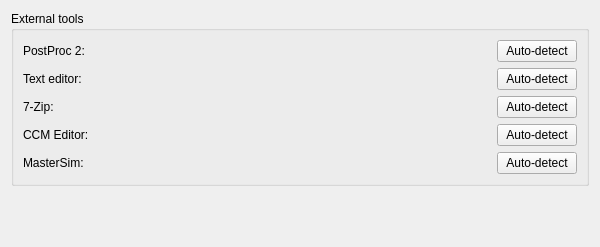
Old version of the form SIM-VICUS/src/SVPreferencesPageTools.ui in the repository ghorwin/SIM-VICUS.
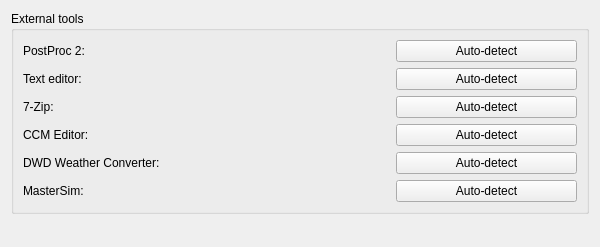
New version of the form. Custom widgets are drawn as their Qt base class.

Commit message: add DWD data converter to external tools

```diff
--- a/SIM-VICUS/src/SVPreferencesPageTools.ui
+++ b/SIM-VICUS/src/SVPreferencesPageTools.ui
@@ -22,19 +22,12 @@
      <property name="title">
       <string>External tools</string>
      </property>
-     <layout class="QGridLayout" name="gridLayout" columnstretch="0,1,0">
-      <item row="0" column="1">
-       <widget class="QtExt::BrowseFilenameWidget" name="filepathPostProc" native="true">
-        <property name="minimumSize">
-         <size>
-          <width>0</width>
-          <height>20</height>
-         </size>
-        </property>
-       </widget>
+     <layout class="QGridLayout" name="gridLayout" columnstretch="0,0,0">
+      <item row="2" column="1">
+       <widget class="QtExt::BrowseFilenameWidget" name="filePath7Zip" native="true"/>
       </item>
-      <item row="2" column="2">
-       <widget class="QPushButton" name="pushButtonAutoDetect7zip">
+      <item row="4" column="2">
+       <widget class="QPushButton" name="pushButtonAutoDetectDWD">
         <property name="text">
          <string>Auto-detect</string>
         </property>
@@ -47,22 +40,8 @@
         </property>
        </widget>
       </item>
-      <item row="3" column="2">
-       <widget class="QPushButton" name="pushButtonAutoDetectCCM">
-        <property name="text">
-         <string>Auto-detect</string>
-        </property>
-       </widget>
-      </item>
-      <item row="1" column="0">
-       <widget class="QLabel" name="label">
-        <property name="text">
-         <string>Text editor:</string>
-        </property>
-       </widget>
-      </item>
-      <item row="1" column="1">
-       <widget class="QtExt::BrowseFilenameWidget" name="filepathTextEditor" native="true">
+      <item row="0" column="1">
+       <widget class="QtExt::BrowseFilenameWidget" name="filepathPostProc" native="true">
         <property name="minimumSize">
          <size>
           <width>0</width>
@@ -71,10 +50,13 @@
         </property>
        </widget>
       </item>
-      <item row="0" column="2">
-       <widget class="QPushButton" name="pushButtonAutoDetectPP2">
+      <item row="3" column="1">
+       <widget class="QtExt::BrowseFilenameWidget" name="filePathCCMEditor" native="true"/>
+      </item>
+      <item row="5" column="0">
+       <widget class="QLabel" name="label_5">
         <property name="text">
-         <string>Auto-detect</string>
+         <string>MasterSim:</string>
         </property>
        </widget>
       </item>
@@ -85,13 +67,17 @@
         </property>
        </widget>
       </item>
-      <item row="2" column="1">
-       <widget class="QtExt::BrowseFilenameWidget" name="filePath7Zip" native="true"/>
+      <item row="3" column="2">
+       <widget class="QPushButton" name="pushButtonAutoDetectCCM">
+        <property name="text">
+         <string>Auto-detect</string>
+        </property>
+       </widget>
       </item>
-      <item row="2" column="0">
-       <widget class="QLabel" name="label_3">
+      <item row="2" column="2">
+       <widget class="QPushButton" name="pushButtonAutoDetect7zip">
         <property name="text">
-         <string>7-Zip:</string>
+         <string>Auto-detect</string>
         </property>
        </widget>
       </item>
@@ -102,26 +88,54 @@
         </property>
        </widget>
       </item>
-      <item row="3" column="1">
-       <widget class="QtExt::BrowseFilenameWidget" name="filePathCCMEditor" native="true"/>
+      <item row="0" column="2">
+       <widget class="QPushButton" name="pushButtonAutoDetectPP2">
+        <property name="text">
+         <string>Auto-detect</string>
+        </property>
+       </widget>
       </item>
       <item row="4" column="0">
-       <widget class="QLabel" name="label_5">
+       <widget class="QLabel" name="label_6">
         <property name="text">
-         <string>MasterSim:</string>
+         <string>DWD Weather Converter:</string>
         </property>
        </widget>
       </item>
-      <item row="4" column="1">
+      <item row="5" column="1">
        <widget class="QtExt::BrowseFilenameWidget" name="filePathMasterSim" native="true"/>
       </item>
-      <item row="4" column="2">
+      <item row="5" column="2">
        <widget class="QPushButton" name="pushButtonAutoDetectMasterSim">
         <property name="text">
          <string>Auto-detect</string>
         </property>
        </widget>
       </item>
+      <item row="2" column="0">
+       <widget class="QLabel" name="label_3">
+        <property name="text">
+         <string>7-Zip:</string>
+        </property>
+       </widget>
+      </item>
+      <item row="1" column="1">
+       <widget class="QtExt::BrowseFilenameWidget" name="filepathTextEditor" native="true">
+        <property name="minimumSize">
+         <size>
+          <width>0</width>
+          <height>20</height>
+         </size>
+        </property>
+       </widget>
+      </item>
+      <item row="1" column="0">
+       <widget class="QLabel" name="label">
+        <property name="text">
+         <string>Text editor:</string>
+        </property>
+       </widget>
+      </item>
      </layout>
     </widget>
    </item>
```
Left out of the diff: 3 changed lines with no effect on the pictures. The commit also changes 15 other files.
